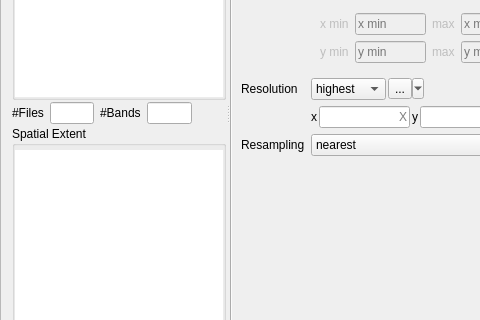
Before: the Qt Designer form vrtbuilder/ui/vrtbuilder.ui in jakimowb/virtual-raster-builder, drawn with Qt 5; both pictures show x 0 to 480 and y 183 to 503 of the 565 by 593 pixel window.
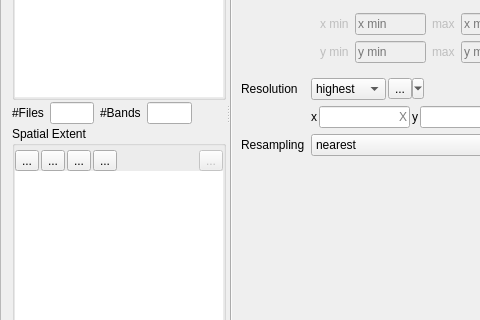
After: the same form once the commit is applied. The open tabs and pages were chosen to show the change. Icons and pictures are not drawn. Custom widgets are drawn as their Qt base class.

Commit message: spatial subsets can be selected from preview map canvas added map-navigation buttons + map tools

The edit to the form file:
```diff
--- a/vrtbuilder/ui/vrtbuilder.ui
+++ b/vrtbuilder/ui/vrtbuilder.ui
@@ -377,6 +377,87 @@
           <property name="bottomMargin">
            <number>2</number>
           </property>
+          <item>
+           <layout class="QHBoxLayout" name="horizontalLayout_8">
+            <property name="spacing">
+             <number>2</number>
+            </property>
+            <property name="topMargin">
+             <number>0</number>
+            </property>
+            <item>
+             <widget class="QToolButton" name="btnZoomIn">
+              <property name="text">
+               <string>...</string>
+              </property>
+              <property name="icon">
+               <iconset resource="resources.qrc">
+                <normaloff>:/vrtbuilder/mActionZoomIn.png</normaloff>:/vrtbuilder/mActionZoomIn.png</iconset>
+              </property>
+             </widget>
+            </item>
+            <item>
+             <widget class="QToolButton" name="btnZoomOut">
+              <property name="text">
+               <string>...</string>
+              </property>
+              <property name="icon">
+               <iconset resource="resources.qrc">
+                <normaloff>:/vrtbuilder/mActionZoomOut.png</normaloff>:/vrtbuilder/mActionZoomOut.png</iconset>
+              </property>
+             </widget>
+            </item>
+            <item>
+             <widget class="QToolButton" name="btnZoomExtent">
+              <property name="text">
+               <string>...</string>
+              </property>
+              <property name="icon">
+               <iconset resource="resources.qrc">
+                <normaloff>:/vrtbuilder/mActionZoomFullExtent.png</normaloff>:/vrtbuilder/mActionZoomFullExtent.png</iconset>
+              </property>
+             </widget>
+            </item>
+            <item>
+             <widget class="QToolButton" name="btnPan">
+              <property name="text">
+               <string>...</string>
+              </property>
+              <property name="icon">
+               <iconset resource="resources.qrc">
+                <normaloff>:/vrtbuilder/mActionPan.png</normaloff>:/vrtbuilder/mActionPan.png</iconset>
+              </property>
+             </widget>
+            </item>
+            <item>
+             <spacer name="horizontalSpacer_2">
+              <property name="orientation">
+               <enum>Qt::Horizontal</enum>
+              </property>
+              <property name="sizeHint" stdset="0">
+               <size>
+                <width>40</width>
+                <height>20</height>
+               </size>
+              </property>
+             </spacer>
+            </item>
+            <item>
+             <widget class="QToolButton" name="btnSelectSubset">
+              <property name="enabled">
+               <bool>false</bool>
+              </property>
+              <property name="text">
+               <string>...</string>
+              </property>
+              <property name="icon">
+               <iconset resource="resources.qrc">
+                <normaloff>:/vrtbuilder/mActionSelect.png</normaloff>:/vrtbuilder/mActionSelect.png</iconset>
+              </property>
+             </widget>
+            </item>
+           </layout>
+          </item>
           <item>
            <widget class="VRTRasterPreviewMapCanvas" name="previewMap">
             <property name="frameShape">
```
Left out of the diff: 114 changed lines with no effect on the pictures.
